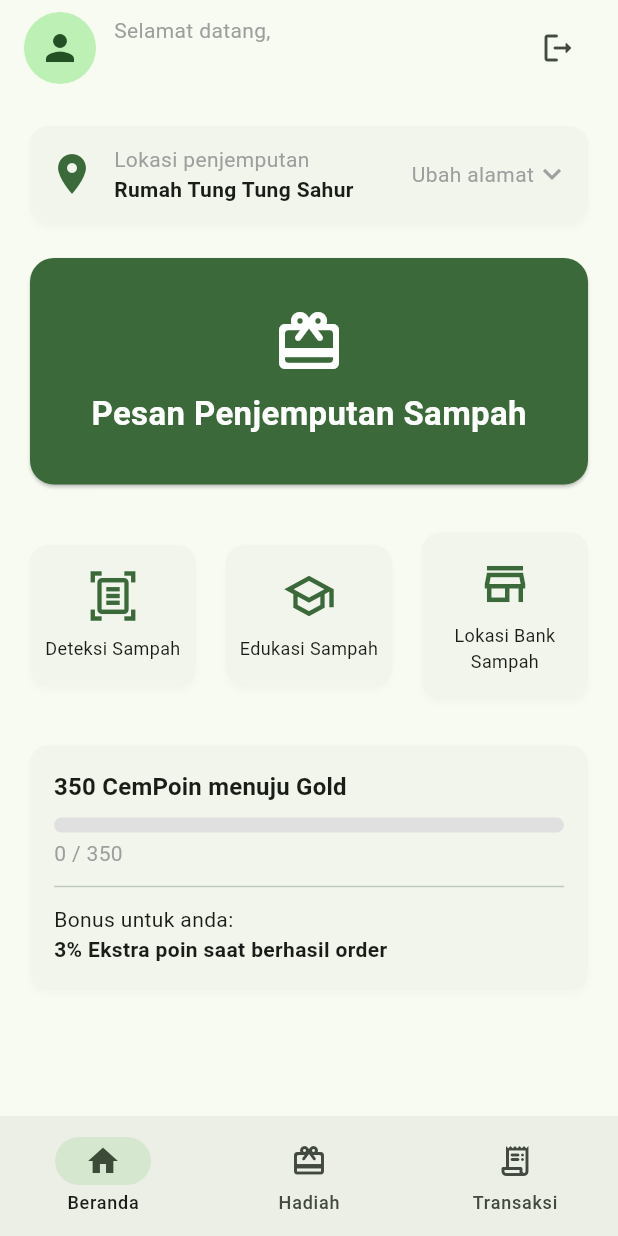
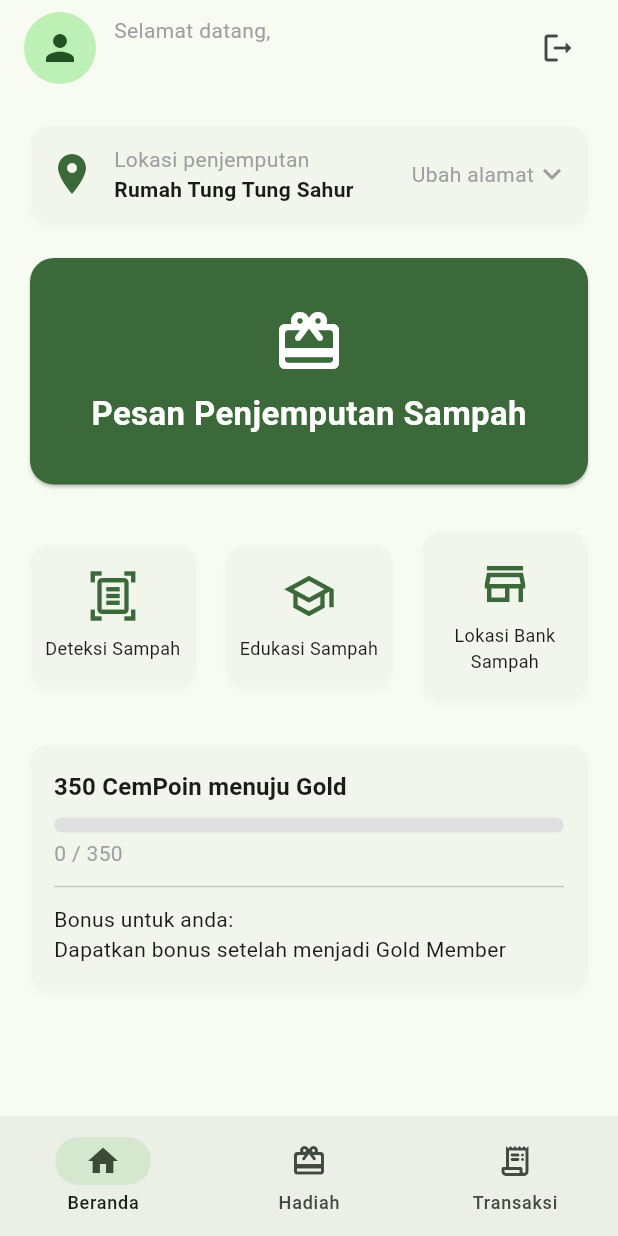
Before and after one commit to lyfesan/cemungut_app, a Flutter app: the screen it shows once a user with an empty profile is signed in, on a phone screen of 412 x 824 dp. Run offline on Flutter 3.47's test engine with Material 3 defaults, Android fonts, the phone set to English and light mode, and no system bars; drawn by our look-alikes of showcaseview; our stand-ins replace cloud_firestore, firebase_auth, firebase_core, flex_color_scheme, flutter_map, geocoding and 5 more; missing offline and left inert: tflite_flutter; accounts and stored records are empty.

Commit message:
gold member progress

```diff
--- a/lib/app/models/app_user.dart
+++ b/lib/app/models/app_user.dart
@@ -7,6 +7,7 @@ class AppUser {
   final String phoneNumber; // Can be null
   final String? photoUrl;    // Can be null
   final int points;
+  final bool isGoldMember;
   final Timestamp createdAt;
   final Timestamp updatedAt;
 
@@ -17,6 +18,7 @@ class AppUser {
     required this.phoneNumber,
     this.photoUrl,
     required this.points,
+    this.isGoldMember = false,
     required this.createdAt,
     required this.updatedAt,
   });
@@ -31,6 +33,7 @@ class AppUser {
       'phoneNumber': phoneNumber,
       'photoUrl': photoUrl,
       'points': points,
+      'isGoldMember': isGoldMember,
       'createdAt': createdAt,
       'updatedAt': updatedAt,
 
@@ -53,6 +56,7 @@ class AppUser {
       phoneNumber: data['phoneNumber'], // Will be null if not present
       photoUrl: data['photoUrl'],       // Will be null if not present
       points: data['points'] ?? 0,
+      isGoldMember: data['isGoldMember'] ?? false,
       createdAt: data['createdAt'] ?? Timestamp.now(),
       updatedAt: data['updatedAt'] ?? Timestamp.now(),
     );
--- a/lib/presentation/screens/home_screen.dart
+++ b/lib/presentation/screens/home_screen.dart
@@ -326,23 +326,69 @@ class _HomeScreenState extends State<HomeScreen> {
   }
 
   Widget _buildPointsCard(BuildContext context) {
-    // ... This method remains the same
+    final user = FirebaseAuthService.currentUser;
+    if (user == null) return const SizedBox.shrink(); // Jangan tampilkan jika belum login
+
     return FutureBuilder<AppUser?>(
-      future: FirestoreService.getAppUser(FirebaseAuthService.currentUser!.uid),
+      future: FirestoreService.getAppUser(user.uid),
       builder: (context, snapshot) {
         if (!snapshot.hasData) {
-          // Tampilkan placeholder saat loading
           return const Card(
-            child: Padding(
-              padding: EdgeInsets.all(16.0),
-              child: Center(child: CircularProgressIndicator()),
-            ),
+            child: Padding(padding: EdgeInsets.all(16.0), child: Center(child: CircularProgressIndicator())),
           );
         }
 
-        final user = snapshot.data!;
+        final appUser = snapshot.data!;
         const int goalPoints = 350;
-        final double progress = (user.points / goalPoints).clamp(0.0, 1.0);
+
+        // Widget untuk bagian atas kartu (poin, progress, dll)
+        Widget topContent;
+        // Widget untuk bagian bawah kartu (bonus)
+        Widget bottomContent;
+
+        if (appUser.isGoldMember) {
+          // --- TAMPILAN JIKA SUDAH GOLD MEMBER ---
+          topContent = Column(
+            crossAxisAlignment: CrossAxisAlignment.start,
+            children: [
+              Row(
+                children: [
+                  Icon(Icons.shield, color: Colors.amber[700], size: 28),
+                  const SizedBox(width: 8),
+                  Text('Anda adalah Gold Member!',
+                      style: Theme.of(context).textTheme.titleMedium?.copyWith(fontWeight: FontWeight.bold)),
+                ],
+              ),
+              const SizedBox(height: 8),
+              Text('Total Poin Anda Saat Ini: ${appUser.points}', style: const TextStyle(color: Colors.grey)),
+            ],
+          );
+          bottomContent = Text('Bonus 3% poin di setiap transaksi!',
+              style: Theme.of(context).textTheme.bodyMedium?.copyWith(fontWeight: FontWeight.bold));
+        } else {
+          // --- TAMPILAN JIKA BELUM GOLD MEMBER ---
+          final pointsToGoal = (goalPoints - appUser.points).clamp(0, goalPoints);
+          final double progress = (appUser.points / goalPoints).clamp(0.0, 1.0);
+          topContent = Column(
+            crossAxisAlignment: CrossAxisAlignment.start,
+            children: [
+              Text('$pointsToGoal CemPoin menuju Gold',
+                  style: Theme.of(context).textTheme.titleMedium?.copyWith(fontWeight: FontWeight.bold)),
+              const SizedBox(height: 8),
+              LinearProgressIndicator(
+                value: progress,
+                backgroundColor: Colors.grey[300],
+                color: Theme.of(context).primaryColor,
+                minHeight: 10,
+                borderRadius: BorderRadius.circular(5),
+              ),
+              const SizedBox(height: 4),
+              Text('${appUser.points} / $goalPoints', style: const TextStyle(color: Colors.grey)),
+            ],
+          );
+          bottomContent = Text('Dapatkan bonus setelah menjadi Gold Member',
+              style: Theme.of(context).textTheme.bodyMedium);
+        }
 
         return Card(
           elevation: 2,
@@ -353,22 +399,10 @@ class _HomeScreenState extends State<HomeScreen> {
             child: Column(
               crossAxisAlignment: CrossAxisAlignment.start,
               children: [
-                Text('${goalPoints - user.points} CemPoin menuju Gold',
-                    style: Theme.of(context).textTheme.titleMedium?.copyWith(fontWeight: FontWeight.bold)),
-                const SizedBox(height: 8),
-                LinearProgressIndicator(
-                  value: progress,
-                  backgroundColor: Colors.grey[300],
-                  color: Theme.of(context).primaryColor,
-                  minHeight: 10,
-                  borderRadius: BorderRadius.circular(5),
-                ),
-                const SizedBox(height: 4),
-                Text('${user.points} / $goalPoints', style: const TextStyle(color: Colors.grey)),
+                topContent,
                 const Divider(height: 24),
                 const Text('Bonus untuk anda:'),
-                Text('3% Ekstra poin saat berhasil order',
-                    style: Theme.of(context).textTheme.bodyMedium?.copyWith(fontWeight: FontWeight.bold)),
+                bottomContent,
               ],
             ),
           ),
```
Also changed, not shown: lib/app/services/firestore_service.dart (+51 -12 lines), lib/presentation/screens/transaction/transaction_detail_screen.dart (+10 -2 lines).
